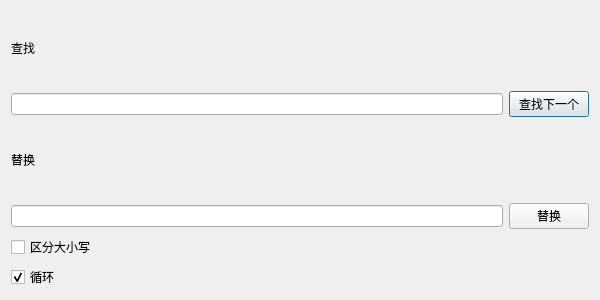
EnterpriseBCMe/OOP2020, file findreplace.ui: the form before one commit.
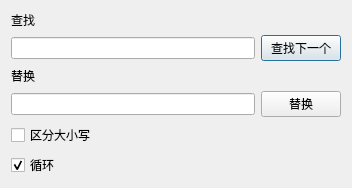
The form after the commit.

What changed in the file:
```diff
--- a/findreplace.ui
+++ b/findreplace.ui
@@ -6,26 +6,26 @@
    <rect>
     <x>0</x>
     <y>0</y>
-    <width>600</width>
-    <height>300</height>
+    <width>352</width>
+    <height>171</height>
    </rect>
   </property>
   <property name="sizePolicy">
-   <sizepolicy hsizetype="Fixed" vsizetype="Fixed">
+   <sizepolicy hsizetype="Preferred" vsizetype="Preferred">
     <horstretch>0</horstretch>
     <verstretch>0</verstretch>
    </sizepolicy>
   </property>
   <property name="minimumSize">
    <size>
-    <width>600</width>
-    <height>300</height>
+    <width>0</width>
+    <height>0</height>
    </size>
   </property>
   <property name="maximumSize">
    <size>
-    <width>600</width>
-    <height>300</height>
+    <width>999999</width>
+    <height>999999</height>
    </size>
   </property>
   <property name="windowTitle">
```
